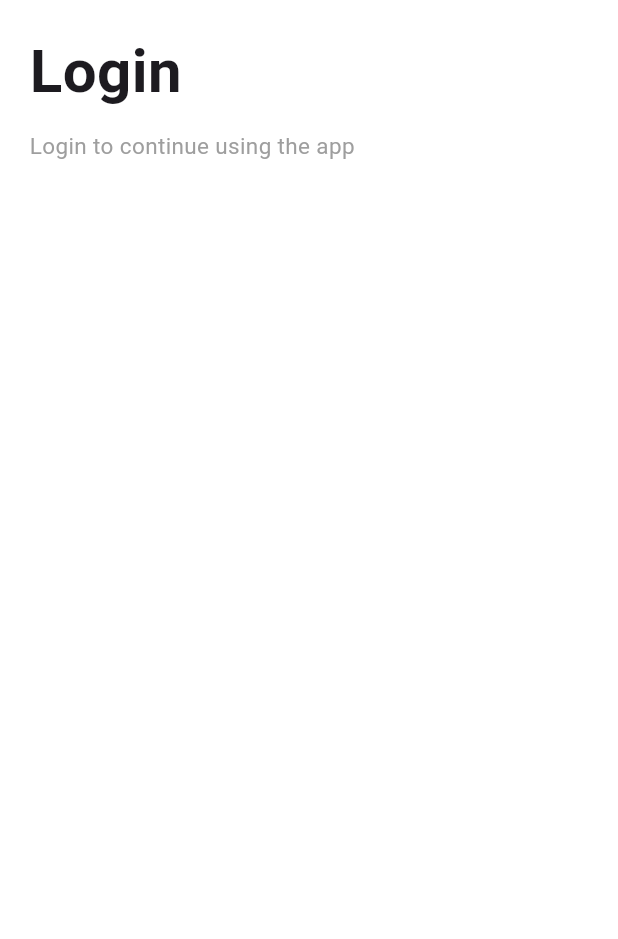
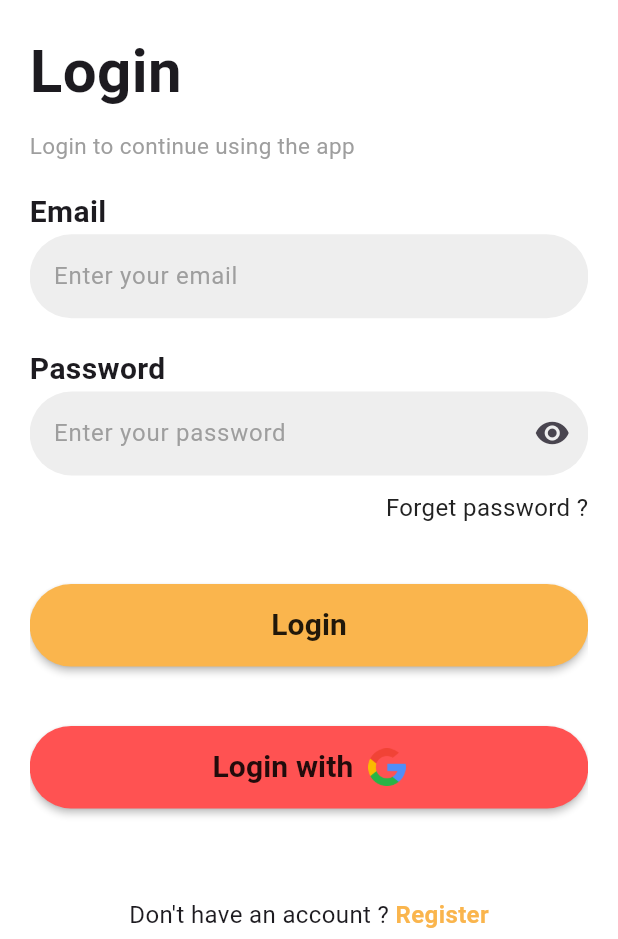
Before and after one commit to Moaz-Waled/notes_app_fb, a Flutter app: the screen it shows after launch, on a phone screen of 412 x 824 dp, the part 297-1236 px from its top. Run offline on Flutter 3.47's test engine with Material 3 defaults, Android fonts, the phone set to English and light mode, and no system bars; our stand-ins replace firebase_core, get, google_sign_in, shared_preferences; accounts and stored records are empty.

Commit message:
login and register UI

```diff
--- a/lib/features/auth/presentation/pages/widgets/login_logo.dart
+++ b/lib/core/shared/app_logo.dart
@@ -2,8 +2,8 @@ import 'package:flutter/material.dart';
 import 'package:notes_app_fb/core/constants/app_images.dart';
 import 'package:notes_app_fb/core/utils/size_config.dart';
 
-class LoginLogo extends StatelessWidget {
-  const LoginLogo({super.key});
+class AppLogo extends StatelessWidget {
+  const AppLogo({super.key});
 
   @override
   Widget build(BuildContext context) {
--- /dev/null
+++ b/lib/core/shared/app_text_field.dart
@@ -0,0 +1,46 @@
+import 'package:flutter/material.dart';
+
+class AppTextField extends StatelessWidget {
+  final String? hint;
+  final TextEditingController? controller;
+  final void Function(String)? onChanged;
+  final Widget? suffixIcon;
+  final bool? obscureText;
+
+  const AppTextField({
+    super.key,
+    this.hint,
+    this.controller,
+    this.onChanged,
+    this.suffixIcon,
+    this.obscureText,
+  });
+
+  @override
+  Widget build(BuildContext context) {
+    return TextFormField(
+      controller: controller,
+      decoration: InputDecoration(
+        filled: true,
+        fillColor: const Color.fromARGB(46, 158, 158, 158),
+        border: OutlineInputBorder(
+          borderSide: BorderSide.none,
+          borderRadius: BorderRadius.circular(50),
+        ),
+        hintText: hint,
+        hintStyle: TextStyle(color: Colors.grey),
+        suffixIcon: suffixIcon,
+      ),
+      cursorColor: Colors.black,
+      obscureText: obscureText ?? false,
+      validator: (value) {
+        if (value!.trim().isEmpty) {
+          return 'this field is required';
+        }
+        return null;
+      },
+      onChanged: onChanged,
+      autovalidateMode: AutovalidateMode.onUnfocus,
+    );
+  }
+}
--- a/lib/features/auth/presentation/pages/widgets/login_text.dart
+++ b/lib/core/shared/auth_page_title.dart
@@ -1,8 +1,11 @@
 import 'package:flutter/material.dart';
 import 'package:notes_app_fb/core/shared/space_widget.dart';
 
-class LoginText extends StatelessWidget {
-  const LoginText({super.key});
+class AuthPageTitle extends StatelessWidget {
+  final String? title;
+  final String? subtitle;
+
+  const AuthPageTitle({super.key, this.title, this.subtitle});
 
   @override
   Widget build(BuildContext context) {
@@ -10,12 +13,12 @@ class LoginText extends StatelessWidget {
       crossAxisAlignment: CrossAxisAlignment.start,
       children: [
         Text(
-          'Login',
+          title!,
           style: TextStyle(fontSize: 40, fontWeight: FontWeight.bold),
         ),
         VerticalSpace(value: 1),
         Text(
-          'Login to continue using the app',
+          subtitle!,
           style: TextStyle(fontSize: 15, color: Colors.grey),
         ),
       ],
--- /dev/null
+++ b/lib/core/shared/buttons.dart
@@ -0,0 +1,47 @@
+import 'package:flutter/material.dart';
+import 'package:get/get.dart';
+import 'package:notes_app_fb/core/utils/size_config.dart';
+
+class GeneralButton extends StatelessWidget {
+  final Color? color;
+  final Widget? child;
+  final void Function()? onPressed;
+
+  const GeneralButton({super.key, this.color, this.child, this.onPressed});
+
+  @override
+  Widget build(BuildContext context) {
+    return MaterialButton(
+      onPressed: onPressed,
+      shape: RoundedRectangleBorder(borderRadius: BorderRadius.circular(50)),
+      color: color,
+      height: 55,
+      child: child,
+    );
+  }
+}
+
+class GetBackButton extends StatelessWidget {
+  const GetBackButton({super.key});
+
+  @override
+  Widget build(BuildContext context) {
+    return GestureDetector(
+      onTap: () {
+        Get.back();
+      },
+      child: Padding(
+        padding: EdgeInsets.only(right: SizeConfig.defaultSize! * 32),
+        child: Container(
+          decoration: BoxDecoration(
+            color: const Color.fromARGB(45, 158, 158, 158),
+            borderRadius: BorderRadius.circular(15),
+          ),
+          width: 50,
+          height: 50,
+          child: Icon(Icons.arrow_back_ios_new),
+        ),
+      ),
+    );
+  }
+}
--- /dev/null
+++ b/lib/core/shared/field_title.dart
@@ -0,0 +1,15 @@
+import 'package:flutter/material.dart';
+
+class FieldTitle extends StatelessWidget {
+  final String? title;
+
+  const FieldTitle({super.key, this.title});
+
+  @override
+  Widget build(BuildContext context) {
+    return Text(
+      title!,
+      style: TextStyle(fontSize: 20, fontWeight: FontWeight.bold),
+    );
+  }
+}
--- a/lib/features/auth/presentation/pages/login_view.dart
+++ b/lib/features/auth/presentation/pages/login/login_view.dart
@@ -1,5 +1,5 @@
 import 'package:flutter/material.dart';
-import 'package:notes_app_fb/features/auth/presentation/pages/widgets/login_body.dart';
+import 'package:notes_app_fb/features/auth/presentation/pages/login/widgets/login_body.dart';
 
 class LoginView extends StatelessWidget {
   const LoginView({super.key});
--- /dev/null
+++ b/lib/features/auth/presentation/pages/login/widgets/go_to_reg_widget.dart
@@ -0,0 +1,34 @@
+import 'package:flutter/material.dart';
+import 'package:get/get.dart';
+import 'package:notes_app_fb/features/auth/presentation/pages/register/register_view.dart';
+
+class GoToRegWidget extends StatelessWidget {
+  const GoToRegWidget({super.key});
+
+  @override
+  Widget build(BuildContext context) {
+    return Row(
+      mainAxisAlignment: MainAxisAlignment.center,
+      children: [
+        Text('Don\'t have an account ? ', style: TextStyle(fontSize: 16)),
+        GestureDetector(
+          onTap: () {
+            Get.to(
+              () => RegisterView(),
+              transition: Transition.rightToLeft,
+              duration: Duration(milliseconds: 300),
+            );
+          },
+          child: Text(
+            'Register',
+            style: TextStyle(
+              fontSize: 16,
+              fontWeight: FontWeight.bold,
+              color: const Color.fromARGB(255, 250, 181, 77),
+            ),
+          ),
+        ),
+      ],
+    );
+  }
+}
--- /dev/null
+++ b/lib/features/auth/presentation/pages/login/widgets/google_login_button.dart
@@ -0,0 +1,29 @@
+import 'package:flutter/material.dart';
+import 'package:notes_app_fb/core/constants/app_images.dart';
+import 'package:notes_app_fb/core/shared/space_widget.dart';
+import 'package:notes_app_fb/features/auth/presentation/pages/login/widgets/login_button.dart';
+
+class GoogleLoginButton extends StatelessWidget {
+  final void Function()? onPressed;
+
+  const GoogleLoginButton({super.key, this.onPressed});
+
+  @override
+  Widget build(BuildContext context) {
+    return LoginButton(
+      onPressed: onPressed,
+      color: Colors.redAccent,
+      child: Row(
+        mainAxisAlignment: MainAxisAlignment.center,
+        children: [
+          Text(
+            'Login with',
+            style: TextStyle(fontSize: 20, fontWeight: FontWeight.bold),
+          ),
+          HorizontalSpace(value: 1),
+          Image.asset(AppIcons.google, width: 25, height: 25),
+        ],
+      ),
+    );
+  }
+}
--- /dev/null
+++ b/lib/features/auth/presentation/pages/login/widgets/login_body.dart
@@ -0,0 +1,35 @@
+import 'package:flutter/material.dart';
+import 'package:notes_app_fb/core/shared/app_logo.dart';
+import 'package:notes_app_fb/core/shared/space_widget.dart';
+import 'package:notes_app_fb/core/utils/size_config.dart';
+import 'package:notes_app_fb/features/auth/presentation/pages/login/widgets/go_to_reg_widget.dart';
+import 'package:notes_app_fb/features/auth/presentation/pages/login/widgets/login_form.dart';
+import 'package:notes_app_fb/core/shared/auth_page_title.dart';
+
+class LoginBody extends StatelessWidget {
+  const LoginBody({super.key});
+
+  @override
+  Widget build(BuildContext context) {
+    SizeConfig().init(context);
+    return Container(
+      padding: EdgeInsets.symmetric(horizontal: SizeConfig.defaultSize! * 2),
+      child: ListView(
+        children: [
+          VerticalSpace(value: 8),
+          AppLogo(),
+          VerticalSpace(value: 2),
+          AuthPageTitle(
+            title: 'Login',
+            subtitle: 'Login to continue using the app',
+          ),
+          VerticalSpace(value: 2),
+          LoginForm(),
+          VerticalSpace(value: 6),
+          GoToRegWidget(),
+          VerticalSpace(value: 4),
+        ],
+      ),
+    );
+  }
+}
--- /dev/null
+++ b/lib/features/auth/presentation/pages/login/widgets/login_button.dart
@@ -0,0 +1,18 @@
+import 'package:flutter/material.dart';
+import 'package:notes_app_fb/core/shared/buttons.dart';
+
+class LoginButton extends StatelessWidget {
+  final void Function()? onPressed;
+  final Color? color;
+  final Widget? child;
+
+  const LoginButton({super.key, this.onPressed, this.color, this.child});
+
+  @override
+  Widget build(BuildContext context) {
+    return SizedBox(
+      width: double.infinity,
+      child: GeneralButton(onPressed: onPressed, color: color, child: child),
+    );
+  }
+}
--- /dev/null
+++ b/lib/features/auth/presentation/pages/login/widgets/login_form.dart
@@ -0,0 +1,66 @@
+import 'package:flutter/material.dart';
+import 'package:notes_app_fb/core/shared/app_text_field.dart';
+import 'package:notes_app_fb/core/shared/field_title.dart';
+import 'package:notes_app_fb/core/shared/space_widget.dart';
+import 'package:notes_app_fb/features/auth/presentation/pages/login/widgets/google_login_button.dart';
+import 'package:notes_app_fb/features/auth/presentation/pages/login/widgets/user_login_button.dart';
+
+class LoginForm extends StatefulWidget {
+  const LoginForm({super.key});
+
+  @override
+  State<LoginForm> createState() => _LoginFormState();
+}
+
+class _LoginFormState extends State<LoginForm> {
+  GlobalKey<FormState> formStateKey = GlobalKey<FormState>();
+  bool showPassword = false;
+
+  @override
+  Widget build(BuildContext context) {
+    return Form(
+      key: formStateKey,
+      child: Column(
+        crossAxisAlignment: CrossAxisAlignment.start,
+        children: [
+          FieldTitle(title: 'Email'),
+          AppTextField(hint: 'Enter your email'),
+          VerticalSpace(value: 2),
+          FieldTitle(title: 'Password'),
+          AppTextField(
+            hint: 'Enter your password',
+            suffixIcon: IconButton(
+              onPressed: () {
+                setState(() {
+                  showPassword = !showPassword;
+                });
+              },
+              icon: Icon(
+                showPassword ? Icons.visibility_off : Icons.visibility,
+              ),
+            ),
+            obscureText: !showPassword,
+          ),
+          VerticalSpace(value: 1),
+          Align(
+            alignment: Alignment.topRight,
+            child: GestureDetector(
+              onTap: () {},
+              child: Text(
+                'Forget password ?',
+                style: TextStyle(
+                  color: const Color.fromARGB(255, 34, 34, 34),
+                  fontSize: 16,
+                ),
+              ),
+            ),
+          ),
+          VerticalSpace(value: 4),
+          UserLoginButton(onPressed: () {}),
+          VerticalSpace(value: 4),
+          GoogleLoginButton(onPressed: () {}),
+        ],
+      ),
+    );
+  }
+}
--- /dev/null
+++ b/lib/features/auth/presentation/pages/login/widgets/user_login_button.dart
@@ -0,0 +1,20 @@
+import 'package:flutter/material.dart';
+import 'package:notes_app_fb/features/auth/presentation/pages/login/widgets/login_button.dart';
+
+class UserLoginButton extends StatelessWidget {
+  final void Function()? onPressed;
+
+  const UserLoginButton({super.key, this.onPressed});
+
+  @override
+  Widget build(BuildContext context) {
+    return LoginButton(
+      onPressed: onPressed,
+      color: const Color.fromARGB(255, 250, 181, 77),
+      child: Text(
+        'Login',
+        style: TextStyle(fontSize: 20, fontWeight: FontWeight.bold),
+      ),
+    );
+  }
+}
--- a/lib/features/auth/presentation/pages/widgets/login_body.dart
+++ /dev/null
@@ -1,30 +0,0 @@
-import 'package:flutter/material.dart';
-import 'package:notes_app_fb/core/shared/space_widget.dart';
-import 'package:notes_app_fb/core/utils/size_config.dart';
-import 'package:notes_app_fb/features/auth/presentation/pages/widgets/login_logo.dart';
-import 'package:notes_app_fb/features/auth/presentation/pages/widgets/login_text.dart';
-
-class LoginBody extends StatefulWidget {
-  const LoginBody({super.key});
-
-  @override
-  State<LoginBody> createState() => _LoginBodyState();
-}
-
-class _LoginBodyState extends State<LoginBody> {
-  @override
-  Widget build(BuildContext context) {
-    SizeConfig().init(context);
-    return Container(
-      padding: EdgeInsets.symmetric(horizontal: SizeConfig.defaultSize! * 2),
-      child: ListView(
-        children: [
-          VerticalSpace(value: 8),
-          LoginLogo(),
-          VerticalSpace(value: 2),
-          LoginText(),
-        ],
-      ),
-    );
-  }
-}
--- a/lib/main.dart
+++ b/lib/main.dart
@@ -3,7 +3,7 @@ import 'package:flutter/material.dart';
 import 'package:get/get.dart';
 import 'package:notes_app_fb/core/cache/cache_helper.dart';
 import 'package:notes_app_fb/core/constants/google.dart';
-import 'package:notes_app_fb/features/auth/presentation/pages/login_view.dart';
+import 'package:notes_app_fb/features/auth/presentation/pages/login/login_view.dart';
 
 Future<void> main() async {
   WidgetsFlutterBinding.ensureInitialized();
```
Also changed, not shown: lib/features/auth/presentation/pages/register/register_view.dart (added, +11 -0 lines), lib/features/auth/presentation/pages/register/widgets/register_body.dart (added, +33 -0 lines), lib/features/auth/presentation/pages/register/widgets/register_button.dart (added, +23 -0 lines), lib/features/auth/presentation/pages/register/widgets/register_form.dart (added, +69 -0 lines).
